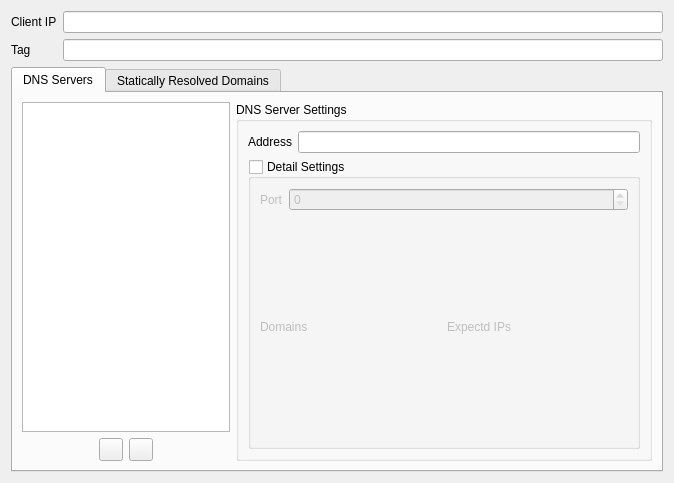
Above: src/ui/widgets/DnsSettingsWidget.ui from Qv2ray/Qv2ray before the change. Below: the same form after it.
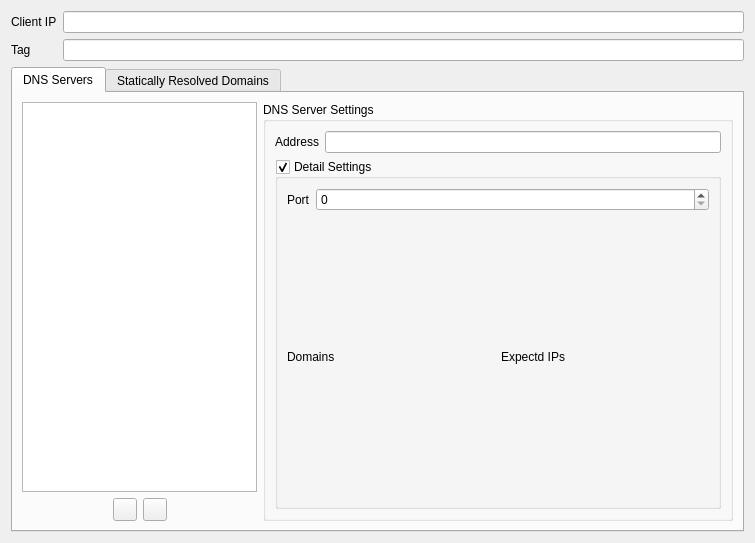
That is the form after the change. Icons and pictures are not drawn.

Commit message: add: added DNS Settings and GroupRouteManager

```diff
--- a/src/ui/widgets/DnsSettingsWidget.ui
+++ b/src/ui/widgets/DnsSettingsWidget.ui
@@ -6,8 +6,8 @@
    <rect>
     <x>0</x>
     <y>0</y>
-    <width>674</width>
-    <height>483</height>
+    <width>755</width>
+    <height>543</height>
    </rect>
   </property>
   <property name="windowTitle">
@@ -135,9 +135,6 @@
             <property name="checkable">
              <bool>true</bool>
             </property>
-            <property name="checked">
-             <bool>false</bool>
-            </property>
             <layout class="QVBoxLayout" name="verticalLayout_4">
              <item>
               <layout class="QFormLayout" name="formLayout_3">
```
Left out of the diff: 2 changed lines with no effect on the pictures. The commit also changes 33 other files.
